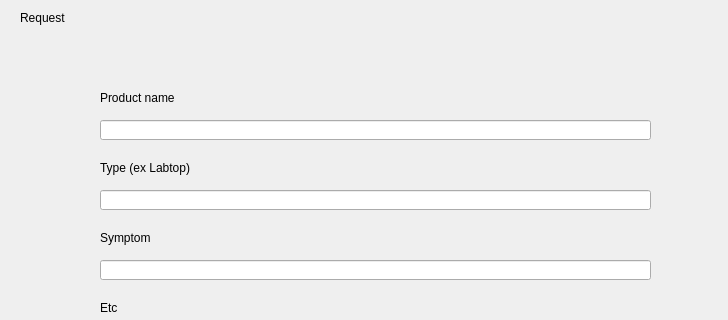
Qt form FiveOfRuler/RequestProduct.ui (simneol/JuDeP) before a commit; both pictures show x 0 to 728 and y 0 to 320 of the 728 by 827 pixel window.
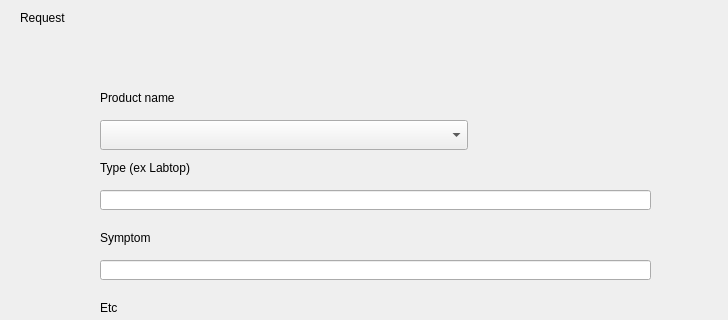
The same form after that commit.

The edit to the form file:
```diff
--- a/FiveOfRuler/RequestProduct.ui
+++ b/FiveOfRuler/RequestProduct.ui
@@ -39,16 +39,6 @@
     <string>닫기</string>
    </property>
   </widget>
-  <widget class="QLineEdit" name="Requesthead">
-   <property name="geometry">
-    <rect>
-     <x>100</x>
-     <y>120</y>
-     <width>551</width>
-     <height>20</height>
-    </rect>
-   </property>
-  </widget>
   <widget class="QTextEdit" name="Requestcontent">
    <property name="geometry">
     <rect>
@@ -144,6 +134,22 @@
     <string>Etc</string>
    </property>
   </widget>
+  <widget class="QComboBox" name="nameComboBox">
+   <property name="geometry">
+    <rect>
+     <x>100</x>
+     <y>120</y>
+     <width>368</width>
+     <height>30</height>
+    </rect>
+   </property>
+   <property name="currentText">
+    <string/>
+   </property>
+   <property name="currentIndex">
+    <number>-1</number>
+   </property>
+  </widget>
  </widget>
  <resources/>
  <connections/>
```
